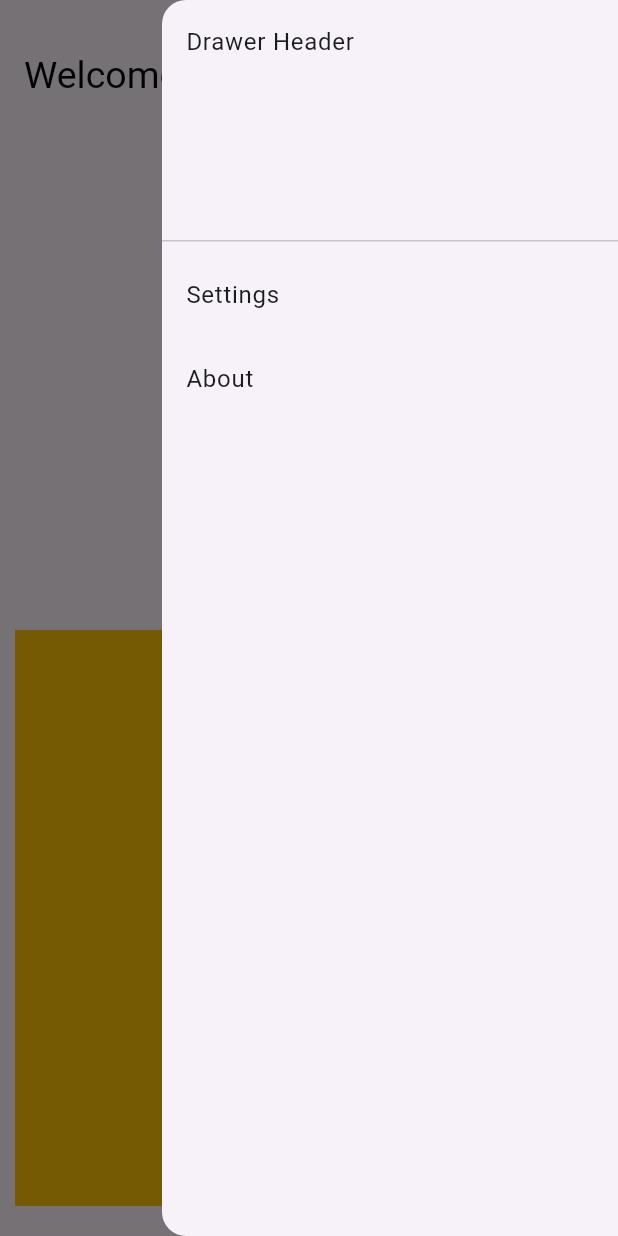
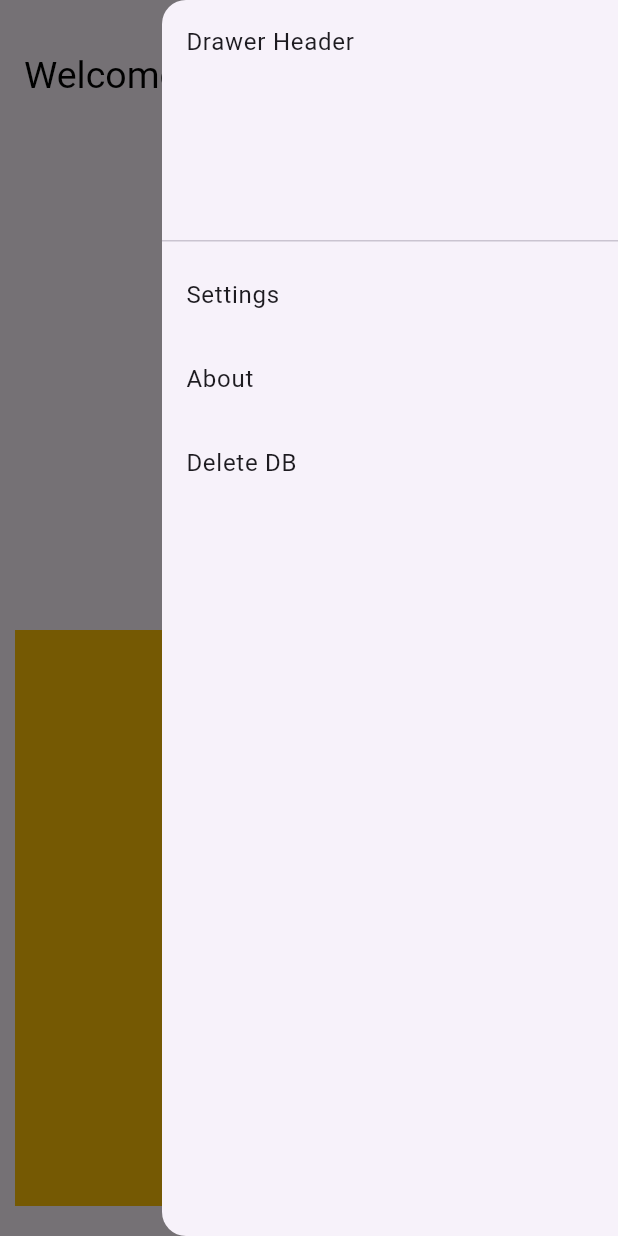
Before and after one commit to MiniProject25/digital_library, a Flutter app: the screen it shows after launch, in the side drawer, after a tap on the "add" icon, on a phone screen of 412 x 824 dp. Run offline on Flutter 3.47's test engine with Material 3 defaults, Android fonts, the phone set to English and light mode, and no system bars; our stand-ins replace file_picker, sqflite; missing offline and left inert: syncfusion_flutter_pdfviewer; accounts and stored records are empty; Roboto replaces fonts that are missing (Lucida).

```diff
--- a/lib/models/bookModel.dart
+++ b/lib/models/bookModel.dart
@@ -22,6 +22,8 @@ class Book {
   /// ID of the shelf to which this book belongs.
   final String shelfId;
 
+  final int lastRead;
+
   /// Creates a new [Book] object with the required details.
   ///
   /// The [id] should be unique, [title] and [author] provide book details,
@@ -34,6 +36,7 @@ class Book {
     required this.addedOn,
     required this.filePath,
     required this.shelfId,
+    required this.lastRead,
   });
 
   /// Converts the [Book] object into a `Map<String, dynamic>` format.
@@ -48,6 +51,7 @@ class Book {
       'addedOn': addedOn,
       'filePath': filePath,
       'shelfId': shelfId,
+      'lastRead': lastRead,
     };
   }
 
@@ -64,6 +68,7 @@ class Book {
       addedOn: map['addedOn'],
       filePath: map['filePath'],
       shelfId: map['shelfId'],
+      lastRead: map['lastRead'],
     );
   }
 }
--- a/lib/screens/homeScreen.dart
+++ b/lib/screens/homeScreen.dart
@@ -1,11 +1,15 @@
+import 'package:digital_library/models/bookModel.dart';
 import 'package:digital_library/models/shelfModel.dart';
+import 'package:digital_library/screens/bookDetailsScreen.dart';
 import 'package:digital_library/screens/shelfScreen.dart';
+import 'package:digital_library/services/BookServices.dart';
+import 'package:digital_library/services/ShelfServices.dart';
 import 'package:digital_library/services/db_service.dart';
 import 'package:flutter/material.dart';
 import 'package:digital_library/widgets/shelfCard.dart';
 
 /// The main screen of the digital library.
-/// Displays user's shelves and recently read books.
+/// Displays the user's shelves and recently read books.
 class homeScreen extends StatefulWidget {
   const homeScreen({super.key});
 
@@ -17,30 +21,51 @@ class _homeScreenState extends State<homeScreen> {
   /// List to store the user's shelves
   List<Shelf> shelves = [];
 
+  /// List to store recently read books
+  List<Book> recentlyRead = [];
+
+  /// Service to handle book-related operations
+  bookServices bService = bookServices();
+
+  /// Service to handle shelf-related operations
+  shelfServices sService = shelfServices();
+
   @override
   void initState() {
     super.initState();
-    // Place for initializing data or loading persisted shelves later
     _loadShelves();
+    _loadRecentlyRead();
   }
 
+  /// Loads all the shelves from the database (if table exists)
   void _loadShelves() async {
     bool doesShelfExist =
         await databaseHelper.instance.checkTableExists('shelves');
     if (doesShelfExist) {
-      List<Shelf> shelves = await databaseHelper.instance.getAllShelves();
+      List<Shelf> shelves = await sService.getAllShelves();
       setState(() {
         this.shelves = shelves;
       });
     }
   }
 
+  /// Loads the list of books that were recently read
+  void _loadRecentlyRead() async {
+    print("Called isRecentlyRead!");
+    List<Book> recent = await bService.getRecentlyReadBooks();
+    setState(() {
+      recentlyRead = recent;
+    });
+    print("Exiting isRecentlyRead");
+  }
+
+  /// Navigates to a shelf screen and reloads shelves if any changes occur
   Future<void> _navigateToShelf(Shelf shelf, BuildContext context) async {
     final result = await Navigator.push(
       context,
       MaterialPageRoute(builder: (context) => shelfScreen(shelf: shelf)));
 
-    /// if the shelf gets deleted
+    /// If shelf was deleted or modified
     if (result == true) {
       _loadShelves();
     }
@@ -49,10 +74,10 @@ class _homeScreenState extends State<homeScreen> {
   @override
   Widget build(BuildContext context) {
     return Scaffold(
-      /// App bar with custom style
+      /// App bar with a welcoming message
       appBar: AppBar(
         title: Text("Welcome to your Digital Library!"),
-        backgroundColor: Color.fromARGB(0, 255, 16, 240), // Transparent color
+        backgroundColor: Color.fromARGB(0, 255, 16, 240),
         titleTextStyle: TextStyle(
           color: const Color.fromARGB(255, 0, 0, 0),
           fontSize: 25,
@@ -62,7 +87,7 @@ class _homeScreenState extends State<homeScreen> {
         toolbarHeight: 100,
       ),
 
-      /// Right-side drawer for future settings or personalization
+      /// Drawer for future settings or advanced options
       endDrawer: Drawer(
         child: ListView(
           children: [
@@ -79,14 +104,18 @@ class _homeScreenState extends State<homeScreen> {
                 print("Clicked 2!");
               },
             ),
+            ListTile(
+              title: Text("Delete DB"),
+              onTap: () => databaseHelper.instance.deleteDatabaseFile(),
+            )
           ],
         ),
       ),
 
-      /// Main screen body layout
+      /// Main UI section showing shelves and recently read books
       body: Column(
         children: [
-          /// Section: Shelf list or prompt to create shelves
+          /// Horizontal list of shelves or message to create a shelf
           SizedBox(
             height: 300,
             child: shelves.isEmpty
@@ -110,17 +139,15 @@ class _homeScreenState extends State<homeScreen> {
                       ),
                       SizedBox(height: 16),
 
-                      /// Add shelf button (shown only when no shelves exist)
+                      /// Circular "+" button to create new shelf
                       ElevatedButton(
                         onPressed: () async {
-                          // Navigate to addShelf screen and wait for result
                           final newShelf =
                               await Navigator.pushNamed(context, '/addShelf');
 
-                          // If a shelf was created, add it to the list
                           if (newShelf != null) {
                             final fetchedShelves =
-                                await databaseHelper.instance.getAllShelves();
+                                await sService.getAllShelves();
                             setState(() {
                               shelves = fetchedShelves;
                             });
@@ -142,24 +169,23 @@ class _homeScreenState extends State<homeScreen> {
                     scrollDirection: Axis.horizontal,
                     itemCount: shelves.length + 1,
                     itemBuilder: (context, index) {
-                      /// To display Existing shelves
+                      /// Show existing shelves
                       if (index < shelves.length) {
                         return shelfCard(
-                            title: shelves[index].name,
-                            onTap: () {
-                              _navigateToShelf(shelves[index], context);
-                            });
+                          title: shelves[index].name,
+                          onTap: () {
+                            _navigateToShelf(shelves[index], context);
+                          },
+                        );
                       }
 
-                      /// Adding the + Icon Card to add more shelves
+                      /// Show '+' card to add a new shelf
                       else {
                         return shelfCard(
                           title: "Add a Shelf",
                           onTap: () async {
-                            // Navigate to addShelf screen and wait for result
                             final newShelf =
                                 await Navigator.pushNamed(context, '/addShelf');
-                            // If a shelf was created, add it to the list
                             if (newShelf != null) {
                               setState(() {
                                 shelves.add(newShelf as Shelf);
@@ -174,20 +200,32 @@ class _homeScreenState extends State<homeScreen> {
 
           const SizedBox(height: 20),
 
-          /// Section: Recently Read Books
+          /// Vertical list of recently read books
           Expanded(
             child: Container(
               width: MediaQuery.of(context).size.width,
               color: Colors.amber,
               margin: EdgeInsets.only(bottom: 20, left: 10, right: 10),
               padding: EdgeInsets.symmetric(vertical: 10, horizontal: 10),
-              child: Column(
-                mainAxisAlignment: MainAxisAlignment.start,
-                crossAxisAlignment: CrossAxisAlignment.start,
-                children: [
-                  // Placeholder for recently read books or book cards
-                ],
-              ),
+
+              /// Display message if list is empty
+              child: recentlyRead.isEmpty
+                ? Center(child: Text("No Recently read books"))
+                : ListView.builder(
+                    itemCount: recentlyRead.length,
+                    itemBuilder: (context, index) {
+                      return ListTile(
+                        title: Text(recentlyRead[index].title),
+                        onTap: () => Navigator.push(
+                          context,
+                          MaterialPageRoute(
+                            builder: (context) =>
+                                bookDetailsScreen(book: recentlyRead[index]),
+                          ),
+                        ),
+                      );
+                    },
+                  ),
             ),
           ),
         ],
--- a/lib/services/db_service.dart
+++ b/lib/services/db_service.dart
@@ -5,41 +5,45 @@ import 'package:sqflite/sqflite.dart';
 import 'package:path_provider/path_provider.dart';
 import 'package:path/path.dart';
 
+/// Singleton class to manage all database operations for shelves and books.
 class databaseHelper {
-  static final databaseHelper instance = databaseHelper._init(); // Singleton class
+  static final databaseHelper instance = databaseHelper._init(); // Singleton instance
   static Database? _database;
 
-  databaseHelper._init(); // private constructor
+  databaseHelper._init(); // Private constructor
 
+  /// Getter to return the singleton database instance.
+  /// Initializes the database if it's not already opened.
   Future<Database> get database async {
     if (_database != null) return _database!;
-
     _database = await _initDB('books.db');
     return _database!;
   }
 
+  /// Initializes the database by creating the file and tables if not present.
   Future<Database> _initDB(String filePath) async {
     Directory documentsDirectory = await getApplicationDocumentsDirectory();
     String path = join(documentsDirectory.path, filePath);
     return await openDatabase(path, version: 1, onCreate: _createDB);
   }
 
+  /// Creates the shelves and books tables with foreign key relationship.
   Future<void> _createDB(Database db, int version) async {
     print("Creating DB...");
 
+    // Enable foreign key support for SQLite
     await db.execute("PRAGMA foreign_keys = ON;");
 
-    await db.execute(
-      '''
+    // Table for shelves
+    await db.execute('''
         CREATE TABLE IF NOT EXISTS shelves (
           id TEXT PRIMARY KEY,
           name TEXT NOT NULL
         );
-      '''
-    );
+      ''');
 
-    await db.execute(
-      '''
+    // Table for books linked to shelves
+    await db.execute('''
         CREATE TABLE IF NOT EXISTS books (
           id TEXT PRIMARY KEY,
           title TEXT NOT NULL,
@@ -47,48 +51,62 @@ class databaseHelper {
           addedOn TEXT NOT NULL,
           filePath TEXT NOT NULL,
           shelfId TEXT NOT NULL,
+          lastRead INTEGER,
           FOREIGN KEY (shelfId) REFERENCES shelves(id) ON DELETE CASCADE
         );
-      '''
-    );
-
+      ''');
 
     print("Database tables created successfully.");
   }
 
+  /// Inserts a new book into the database.
   Future<int> insertBook(Book book) async {
     final db = await database;
     return await db.insert('books', book.toMap());
   }
 
+  /// Deletes a book from the database by its ID.
   Future<int> deleteBook(String bookId) async {
     final db = await database;
     return await db.delete('books', where: 'id = ?', whereArgs: [bookId]);
   }
 
+  /// Inserts a shelf. If it already exists, replaces it.
   Future<void> insertShelf(Shelf shelf) async {
     final db = await database;
-    await db.insert('shelves', shelf.toMap(), conflictAlgorithm: ConflictAlgorithm.replace);
+    await db.insert('shelves', shelf.toMap(),
+        conflictAlgorithm: ConflictAlgorithm.replace);
   }
 
+  /// Deletes a shelf and all associated books due to foreign key cascade.
   Future<int> deleteShelf(String shelfId) async {
     final db = await database;
     return db.delete('shelves', where: 'id = ?', whereArgs: [shelfId]);
   }
 
-  Future<List<Shelf>> getAllShelves() async {
-    final db = await database;
-    final List<Map<String, dynamic>> shelfMaps = await db.query('shelves');
-
-    return shelfMaps.map((map) => Shelf.fromMap(map)).toList();
-  }
-
-  /// check for db existence
+  /// Checks if a table exists in the current database.
   Future<bool> checkTableExists(String tableName) async {
     final db = await database;
     var result = await db.rawQuery(
-      "SELECT name FROM sqlite_master WHERE type='table' AND name='$tableName'"
-    );
+        "SELECT name FROM sqlite_master WHERE type='table' AND name='$tableName'");
     return result.isNotEmpty;
   }
+
+  /// Deletes the entire database file from the local storage.
+  Future<void> deleteDatabaseFile() async {
+    try {
+      final directory = await getApplicationDocumentsDirectory();
+      final dbPath = '${directory.path}/books.db';
+
+      final file = File(dbPath);
+      if (await file.exists()) {
+        await file.delete();
+        print("Database deleted successfully!");
+      } else {
+        print("Database file not found.");
+      }
+    } catch (e) {
+      print("Error deleting database: $e");
+    }
+  }
 }
```
Also changed, not shown: lib/screens/addBookScreen.dart (+28 -5 lines), lib/screens/addShelfScreen.dart (+12 -5 lines), lib/screens/bookDetailsScreen.dart (+65 -20 lines), lib/screens/pdfViewerScreen.dart (+40 -0 lines), lib/screens/shelfScreen.dart (+20 -17 lines), lib/services/BookServices.dart (+75 -48 lines), lib/services/ShelfServices.dart (+28 -2 lines).
